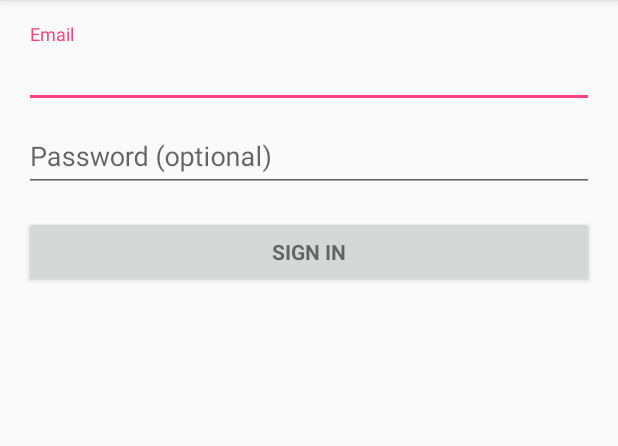
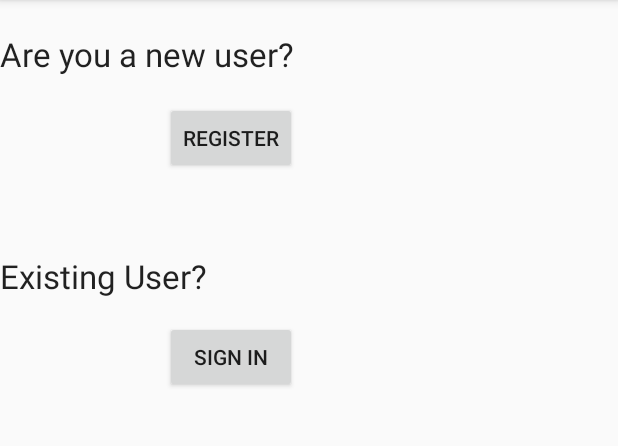
Before and after one commit to frAGILE-development/2340, an Android app: the screen it shows after launch (LoginActivity before the commit, Homepage after it), on a phone screen of 412 x 824 dp, the part 84-530 px from its top. Run offline under Robolectric (Android 15) with nearby library versions, the phone set to English and light mode, and no system bars.

Commit message:
M4 all changes

```diff
--- /dev/null
+++ b/app/src/main/java/com/example/ananya/findr/Controllers/Homepage.java
@@ -0,0 +1,40 @@
+package com.example.ananya.findr.Controllers;
+
+import android.support.v7.app.AppCompatActivity;
+import android.os.Bundle;
+import android.view.View;
+import android.view.View.OnClickListener;
+import android.widget.Button;
+import android.widget.EditText;
+import android.widget.TextView;
+import android.content.Intent;
+import com.example.ananya.findr.R;
+
+
+
+/**
+ * Created by Ananya on 6/21/17.
+ */
+
+public class Homepage extends AppCompatActivity {
+    @Override
+    protected void onCreate(Bundle savedInstanceState) {
+        super.onCreate(savedInstanceState);
+        setContentView(R.layout.activity_homepage);
+
+        Button signin = (Button) findViewById(R.id.signin);
+        Button register = (Button) findViewById(R.id.register);
+
+        signin.setOnClickListener(new View.OnClickListener() {
+            @Override
+            public void onClick(View view) {
+                Intent intent = new Intent(Homepage.this, Login.class);
+                startActivity(intent);
+            }
+        });
+    }
+
+    @Override
+    public void onBackPressed() {
+    }
+}
--- a/app/src/main/java/com/example/ananya/findr/LoginActivity.java
+++ /dev/null
@@ -1,349 +0,0 @@
-package com.example.ananya.findr;
-
-import android.animation.Animator;
-import android.animation.AnimatorListenerAdapter;
-import android.annotation.TargetApi;
-import android.content.pm.PackageManager;
-import android.support.annotation.NonNull;
-import android.support.design.widget.Snackbar;
-import android.support.v7.app.AppCompatActivity;
-import android.app.LoaderManager.LoaderCallbacks;
-
-import android.content.CursorLoader;
-import android.content.Loader;
-import android.database.Cursor;
-import android.net.Uri;
-import android.os.AsyncTask;
-
-import android.os.Build;
-import android.os.Bundle;
-import android.provider.ContactsContract;
-import android.text.TextUtils;
-import android.view.KeyEvent;
-import android.view.View;
-import android.view.View.OnClickListener;
-import android.view.inputmethod.EditorInfo;
-import android.widget.ArrayAdapter;
-import android.widget.AutoCompleteTextView;
-import android.widget.Button;
-import android.widget.EditText;
-import android.widget.TextView;
-
-import java.util.ArrayList;
-import java.util.List;
-
-import static android.Manifest.permission.READ_CONTACTS;
-
-/**
- * A login screen that offers login via email/password.
- */
-public class LoginActivity extends AppCompatActivity implements LoaderCallbacks<Cursor> {
-
-    /**
-     * Id to identity READ_CONTACTS permission request.
-     */
-    private static final int REQUEST_READ_CONTACTS = 0;
-
-    /**
-     * A dummy authentication store containing known user names and passwords.
-     * TODO: remove after connecting to a real authentication system.
-     */
-    private static final String[] DUMMY_CREDENTIALS = new String[]{
-            "foo@example.com:hello", "bar@example.com:world"
-    };
-    /**
-     * Keep track of the login task to ensure we can cancel it if requested.
-     */
-    private UserLoginTask mAuthTask = null;
-
-    // UI references.
-    private AutoCompleteTextView mEmailView;
-    private EditText mPasswordView;
-    private View mProgressView;
-    private View mLoginFormView;
-
-    @Override
-    protected void onCreate(Bundle savedInstanceState) {
-        super.onCreate(savedInstanceState);
-        setContentView(R.layout.activity_login);
-        // Set up the login form.
-        mEmailView = (AutoCompleteTextView) findViewById(R.id.email);
-        populateAutoComplete();
-
-        mPasswordView = (EditText) findViewById(R.id.password);
-        mPasswordView.setOnEditorActionListener(new TextView.OnEditorActionListener() {
-            @Override
-            public boolean onEditorAction(TextView textView, int id, KeyEvent keyEvent) {
-                if (id == R.id.login || id == EditorInfo.IME_NULL) {
-                    attemptLogin();
-                    return true;
-                }
-                return false;
-            }
-        });
-
-        Button mEmailSignInButton = (Button) findViewById(R.id.email_sign_in_button);
-        mEmailSignInButton.setOnClickListener(new OnClickListener() {
-            @Override
-            public void onClick(View view) {
-                attemptLogin();
-            }
-        });
-
-        mLoginFormView = findViewById(R.id.login_form);
-        mProgressView = findViewById(R.id.login_progress);
-    }
-
-    private void populateAutoComplete() {
-        if (!mayRequestContacts()) {
-            return;
-        }
-
-        getLoaderManager().initLoader(0, null, this);
-    }
-
-    private boolean mayRequestContacts() {
-        if (Build.VERSION.SDK_INT < Build.VERSION_CODES.M) {
-            return true;
-        }
-        if (checkSelfPermission(READ_CONTACTS) == PackageManager.PERMISSION_GRANTED) {
-            return true;
-        }
-        if (shouldShowRequestPermissionRationale(READ_CONTACTS)) {
-            Snackbar.make(mEmailView, R.string.permission_rationale, Snackbar.LENGTH_INDEFINITE)
-                    .setAction(android.R.string.ok, new View.OnClickListener() {
-                        @Override
-                        @TargetApi(Build.VERSION_CODES.M)
-                        public void onClick(View v) {
-                            requestPermissions(new String[]{READ_CONTACTS}, REQUEST_READ_CONTACTS);
-                        }
-                    });
-        } else {
-            requestPermissions(new String[]{READ_CONTACTS}, REQUEST_READ_CONTACTS);
-        }
-        return false;
-    }
-
-    /**
-     * Callback received when a permissions request has been completed.
-     */
-    @Override
-    public void onRequestPermissionsResult(int requestCode, @NonNull String[] permissions,
-                                           @NonNull int[] grantResults) {
-        if (requestCode == REQUEST_READ_CONTACTS) {
-            if (grantResults.length == 1 && grantResults[0] == PackageManager.PERMISSION_GRANTED) {
-                populateAutoComplete();
-            }
-        }
-    }
-
-
-    /**
-     * Attempts to sign in or register the account specified by the login form.
-     * If there are form errors (invalid email, missing fields, etc.), the
-     * errors are presented and no actual login attempt is made.
-     */
-    private void attemptLogin() {
-        if (mAuthTask != null) {
-            return;
-        }
-
-        // Reset errors.
-        mEmailView.setError(null);
-        mPasswordView.setError(null);
-
-        // Store values at the time of the login attempt.
-        String email = mEmailView.getText().toString();
-        String password = mPasswordView.getText().toString();
-
-        boolean cancel = false;
-        View focusView = null;
-
-        // Check for a valid password, if the user entered one.
-        if (!TextUtils.isEmpty(password) && !isPasswordValid(password)) {
-            mPasswordView.setError(getString(R.string.error_invalid_password));
-            focusView = mPasswordView;
-            cancel = true;
-        }
-
-        // Check for a valid email address.
-        if (TextUtils.isEmpty(email)) {
-            mEmailView.setError(getString(R.string.error_field_required));
-            focusView = mEmailView;
-            cancel = true;
-        } else if (!isEmailValid(email)) {
-            mEmailView.setError(getString(R.string.error_invalid_email));
-            focusView = mEmailView;
-            cancel = true;
-        }
-
-        if (cancel) {
-            // There was an error; don't attempt login and focus the first
-            // form field with an error.
-            focusView.requestFocus();
-        } else {
-            // Show a progress spinner, and kick off a background task to
-            // perform the user login attempt.
-            showProgress(true);
-            mAuthTask = new UserLoginTask(email, password);
-            mAuthTask.execute((Void) null);
-        }
-    }
-
-    private boolean isEmailValid(String email) {
-        //TODO: Replace this with your own logic
-        return email.contains("@");
-    }
-
-    private boolean isPasswordValid(String password) {
-        //TODO: Replace this with your own logic
-        return password.length() > 4;
-    }
-
-    /**
-     * Shows the progress UI and hides the login form.
-     */
-    @TargetApi(Build.VERSION_CODES.HONEYCOMB_MR2)
-    private void showProgress(final boolean show) {
-        // On Honeycomb MR2 we have the ViewPropertyAnimator APIs, which allow
-        // for very easy animations. If available, use these APIs to fade-in
-        // the progress spinner.
-        if (Build.VERSION.SDK_INT >= Build.VERSION_CODES.HONEYCOMB_MR2) {
-            int shortAnimTime = getResources().getInteger(android.R.integer.config_shortAnimTime);
-
-            mLoginFormView.setVisibility(show ? View.GONE : View.VISIBLE);
-            mLoginFormView.animate().setDuration(shortAnimTime).alpha(
-                    show ? 0 : 1).setListener(new AnimatorListenerAdapter() {
-                @Override
-                public void onAnimationEnd(Animator animation) {
-                    mLoginFormView.setVisibility(show ? View.GONE : View.VISIBLE);
-                }
-            });
-
-            mProgressView.setVisibility(show ? View.VISIBLE : View.GONE);
-            mProgressView.animate().setDuration(shortAnimTime).alpha(
-                    show ? 1 : 0).setListener(new AnimatorListenerAdapter() {
-                @Override
-                public void onAnimationEnd(Animator animation) {
-                    mProgressView.setVisibility(show ? View.VISIBLE : View.GONE);
-                }
-            });
-        } else {
-            // The ViewPropertyAnimator APIs are not available, so simply show
-            // and hide the relevant UI components.
-            mProgressView.setVisibility(show ? View.VISIBLE : View.GONE);
-            mLoginFormView.setVisibility(show ? View.GONE : View.VISIBLE);
-        }
-    }
-
-    @Override
-    public Loader<Cursor> onCreateLoader(int i, Bundle bundle) {
-        return new CursorLoader(this,
-                // Retrieve data rows for the device user's 'profile' contact.
-                Uri.withAppendedPath(ContactsContract.Profile.CONTENT_URI,
-                        ContactsContract.Contacts.Data.CONTENT_DIRECTORY), ProfileQuery.PROJECTION,
-
-                // Select only email addresses.
-                ContactsContract.Contacts.Data.MIMETYPE +
-                        " = ?", new String[]{ContactsContract.CommonDataKinds.Email
-                .CONTENT_ITEM_TYPE},
-
-                // Show primary email addresses first. Note that there won't be
-                // a primary email address if the user hasn't specified one.
-                ContactsContract.Contacts.Data.IS_PRIMARY + " DESC");
-    }
-
-    @Override
-    public void onLoadFinished(Loader<Cursor> cursorLoader, Cursor cursor) {
-        List<String> emails = new ArrayList<>();
-        cursor.moveToFirst();
-        while (!cursor.isAfterLast()) {
-            emails.add(cursor.getString(ProfileQuery.ADDRESS));
-            cursor.moveToNext();
-        }
-
-        addEmailsToAutoComplete(emails);
-    }
-
-    @Override
-    public void onLoaderReset(Loader<Cursor> cursorLoader) {
-
-    }
-
-    private void addEmailsToAutoComplete(List<String> emailAddressCollection) {
-        //Create adapter to tell the AutoCompleteTextView what to show in its dropdown list.
-        ArrayAdapter<String> adapter =
-                new ArrayAdapter<>(LoginActivity.this,
-                        android.R.layout.simple_dropdown_item_1line, emailAddressCollection);
-
-        mEmailView.setAdapter(adapter);
-    }
-
-
-    private interface ProfileQuery {
-        String[] PROJECTION = {
-                ContactsContract.CommonDataKinds.Email.ADDRESS,
-                ContactsContract.CommonDataKinds.Email.IS_PRIMARY,
-        };
-
-        int ADDRESS = 0;
-        int IS_PRIMARY = 1;
-    }
-
-    /**
-     * Represents an asynchronous login/registration task used to authenticate
-     * the user.
-     */
-    public class UserLoginTask extends AsyncTask<Void, Void, Boolean> {
-
-        private final String mEmail;
-        private final String mPassword;
-
-        UserLoginTask(String email, String password) {
-            mEmail = email;
-            mPassword = password;
-        }
-
-        @Override
-        protected Boolean doInBackground(Void... params) {
-            // TODO: attempt authentication against a network service.
-
-            try {
-                // Simulate network access.
-                Thread.sleep(2000);
-            } catch (InterruptedException e) {
-                return false;
-            }
-
-            for (String credential : DUMMY_CREDENTIALS) {
-                String[] pieces = credential.split(":");
-                if (pieces[0].equals(mEmail)) {
-                    // Account exists, return true if the password matches.
-                    return pieces[1].equals(mPassword);
-                }
-            }
-
-            // TODO: register the new account here.
-            return true;
-        }
-
-        @Override
-        protected void onPostExecute(final Boolean success) {
-            mAuthTask = null;
-            showProgress(false);
-
-            if (success) {
-                finish();
-            } else {
-                mPasswordView.setError(getString(R.string.error_incorrect_password));
-                mPasswordView.requestFocus();
-            }
-        }
-
-        @Override
-        protected void onCancelled() {
-            mAuthTask = null;
-            showProgress(false);
-        }
-    }
-}
--- /dev/null
+++ b/app/src/main/res/layout/activity_homepage.xml
@@ -0,0 +1,47 @@
+<?xml version="1.0" encoding="utf-8"?>
+<RelativeLayout xmlns:android="http://schemas.android.com/apk/res/android"
+    xmlns:tools="http://schemas.android.com/tools"
+    android:orientation="vertical"
+    android:layout_width="match_parent"
+    android:layout_height="match_parent">
+
+    <TextView
+        android:text="Are you a new user?"
+        android:layout_width="match_parent"
+        android:layout_height="wrap_content"
+        android:id="@+id/textView"
+        android:textAppearance="@style/TextAppearance.AppCompat.Large"
+        android:layout_marginTop="21dp"
+        android:layout_alignParentTop="true"
+        android:layout_alignParentStart="true" />
+
+    <Button
+        android:text="Register"
+        android:layout_width="wrap_content"
+        android:layout_height="wrap_content"
+        android:layout_marginStart="110dp"
+        android:layout_marginTop="17dp"
+        android:id="@+id/register"
+        android:layout_below="@+id/textView"
+        android:layout_alignParentStart="true" />
+
+    <TextView
+        android:text="Existing User?"
+        android:layout_width="wrap_content"
+        android:layout_height="wrap_content"
+        android:layout_below="@+id/register"
+        android:layout_alignParentStart="true"
+        android:layout_marginTop="53dp"
+        android:id="@+id/textView5"
+        android:textAppearance="@style/TextAppearance.AppCompat.Large" />
+
+    <Button
+        android:text="Sign In"
+        android:layout_width="wrap_content"
+        android:layout_height="wrap_content"
+        android:layout_marginTop="15dp"
+        android:id="@+id/signin"
+        android:layout_below="@+id/textView5"
+        android:layout_alignStart="@+id/register" />
+
+</RelativeLayout>
--- a/app/src/main/res/layout/activity_login.xml
+++ b/app/src/main/res/layout/activity_login.xml
@@ -1,77 +1,50 @@
-<LinearLayout xmlns:android="http://schemas.android.com/apk/res/android"
+<?xml version="1.0" encoding="utf-8"?>
+<RelativeLayout xmlns:android="http://schemas.android.com/apk/res/android"
     xmlns:tools="http://schemas.android.com/tools"
     android:layout_width="match_parent"
     android:layout_height="match_parent"
-    android:gravity="center_horizontal"
-    android:orientation="vertical"
-    android:paddingBottom="@dimen/activity_vertical_margin"
-    android:paddingLeft="@dimen/activity_horizontal_margin"
-    android:paddingRight="@dimen/activity_horizontal_margin"
-    android:paddingTop="@dimen/activity_vertical_margin"
-    tools:context="com.example.ananya.findr.LoginActivity">
+    android:id="@+id/testButton"
+    android:orientation="vertical">
 
-    <!-- Login progress -->
-    <ProgressBar
-        android:id="@+id/login_progress"
-        style="?android:attr/progressBarStyleLarge"
+    <Button
+        android:text="Log In"
+        android:layout_width="match_parent"
+        android:layout_height="wrap_content"
+        android:id="@+id/login"
+        android:layout_marginTop="81dp"
+        android:layout_below="@+id/name"
+        android:layout_alignParentStart="true">
+    </Button>
+
+    <Button
+        android:text="Cancel"
+        android:layout_width="match_parent"
+        android:layout_height="wrap_content"
+        android:id="@+id/cancel"
+        android:layout_below="@+id/login">
+    </Button>
+
+    <EditText
         android:layout_width="wrap_content"
         android:layout_height="wrap_content"
-        android:layout_marginBottom="8dp"
-        android:visibility="gone" />
+        android:inputType="textPassword"
+        android:ems="10"
+        android:id="@+id/pass"
+        android:hint="Password"
+        android:layout_below="@+id/name"
+        android:layout_alignEnd="@+id/name"
+        android:layout_marginTop="17dp" />
 
-    <ScrollView
-        android:id="@+id/login_form"
-        android:layout_width="match_parent"
-        android:layout_height="match_parent">
+    <EditText
+        android:layout_width="wrap_content"
+        android:layout_height="wrap_content"
+        android:inputType="textPersonName"
+        android:hint="Login ID"
+        android:ems="10"
+        android:id="@+id/name"
+        android:layout_marginTop="23dp"
+        android:layout_alignParentTop="true"
+        android:layout_alignParentStart="true"
+        android:layout_marginStart="71dp" />
 
-        <LinearLayout
-            android:id="@+id/email_login_form"
-            android:layout_width="match_parent"
-            android:layout_height="wrap_content"
-            android:orientation="vertical">
-
-            <android.support.design.widget.TextInputLayout
-                android:layout_width="match_parent"
-                android:layout_height="wrap_content">
-
-                <AutoCompleteTextView
-                    android:id="@+id/email"
-                    android:layout_width="match_parent"
-                    android:layout_height="wrap_content"
-                    android:hint="@string/prompt_email"
-                    android:inputType="textEmailAddress"
-                    android:maxLines="1"
-                    android:singleLine="true" />
-
-            </android.support.design.widget.TextInputLayout>
-
-            <android.support.design.widget.TextInputLayout
-                android:layout_width="match_parent"
-                android:layout_height="wrap_content">
-
-                <EditText
-                    android:id="@+id/password"
-                    android:layout_width="match_parent"
-                    android:layout_height="wrap_content"
-                    android:hint="@string/prompt_password"
-                    android:imeActionId="@+id/login"
-                    android:imeActionLabel="@string/action_sign_in_short"
-                    android:imeOptions="actionUnspecified"
-                    android:inputType="textPassword"
-                    android:maxLines="1"
-                    android:singleLine="true" />
-
-            </android.support.design.widget.TextInputLayout>
-
-            <Button
-                android:id="@+id/email_sign_in_button"
-                style="?android:textAppearanceSmall"
-                android:layout_width="match_parent"
-                android:layout_height="wrap_content"
-                android:layout_marginTop="16dp"
-                android:text="SIGN IN"
-                android:textStyle="bold" />
-
-        </LinearLayout>
-    </ScrollView>
-</LinearLayout>
+</RelativeLayout>
```
Also changed, not shown: app/src/main/AndroidManifest.xml (+22 -7 lines), app/src/main/java/com/example/ananya/findr/Controllers/Application.java (added, +34 -0 lines), app/src/main/java/com/example/ananya/findr/Controllers/Login.java (added, +47 -0 lines), app/src/main/res/layout/activity_application.xml (added, +25 -0 lines).
